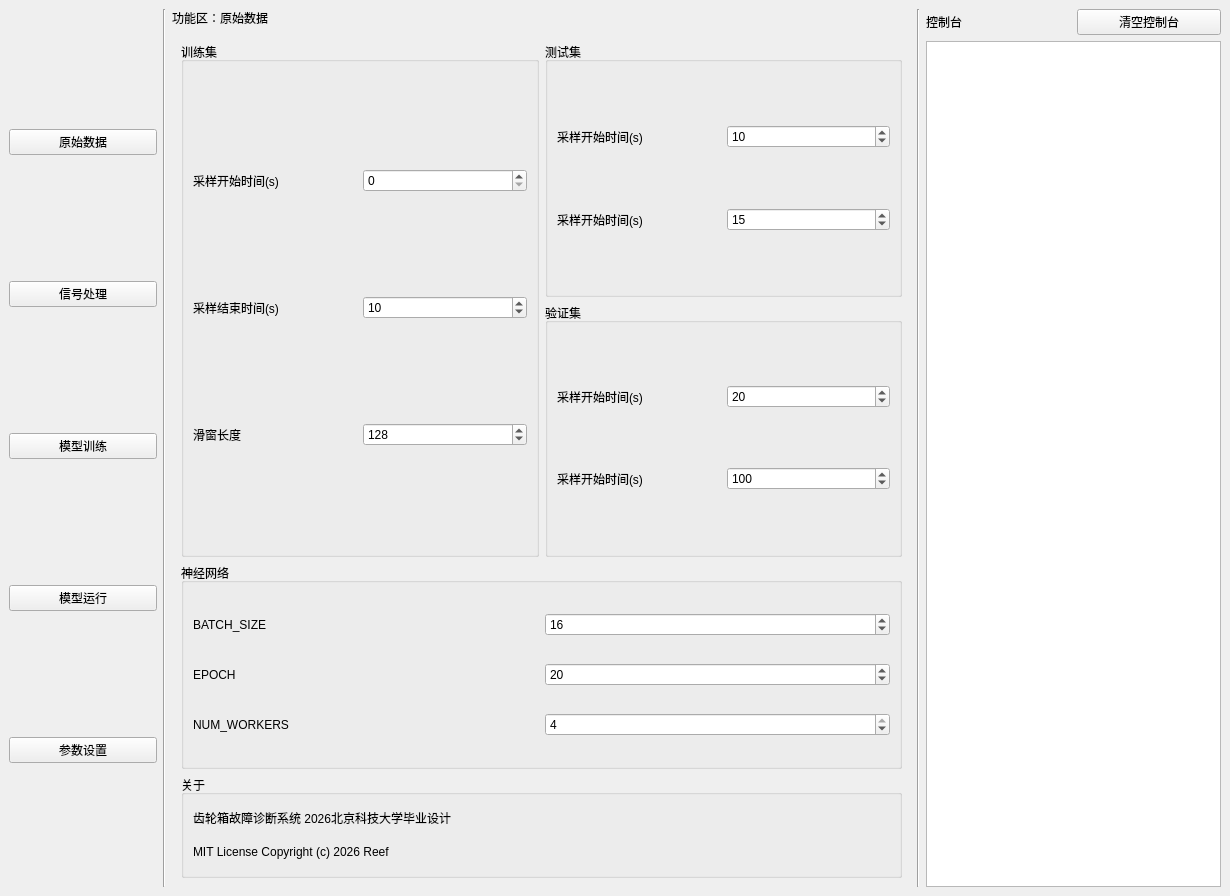
First picture: the form in GUI/main_window.ui, repository industrimatic/Gearbox-Fault-Diagnosis, before the edit.
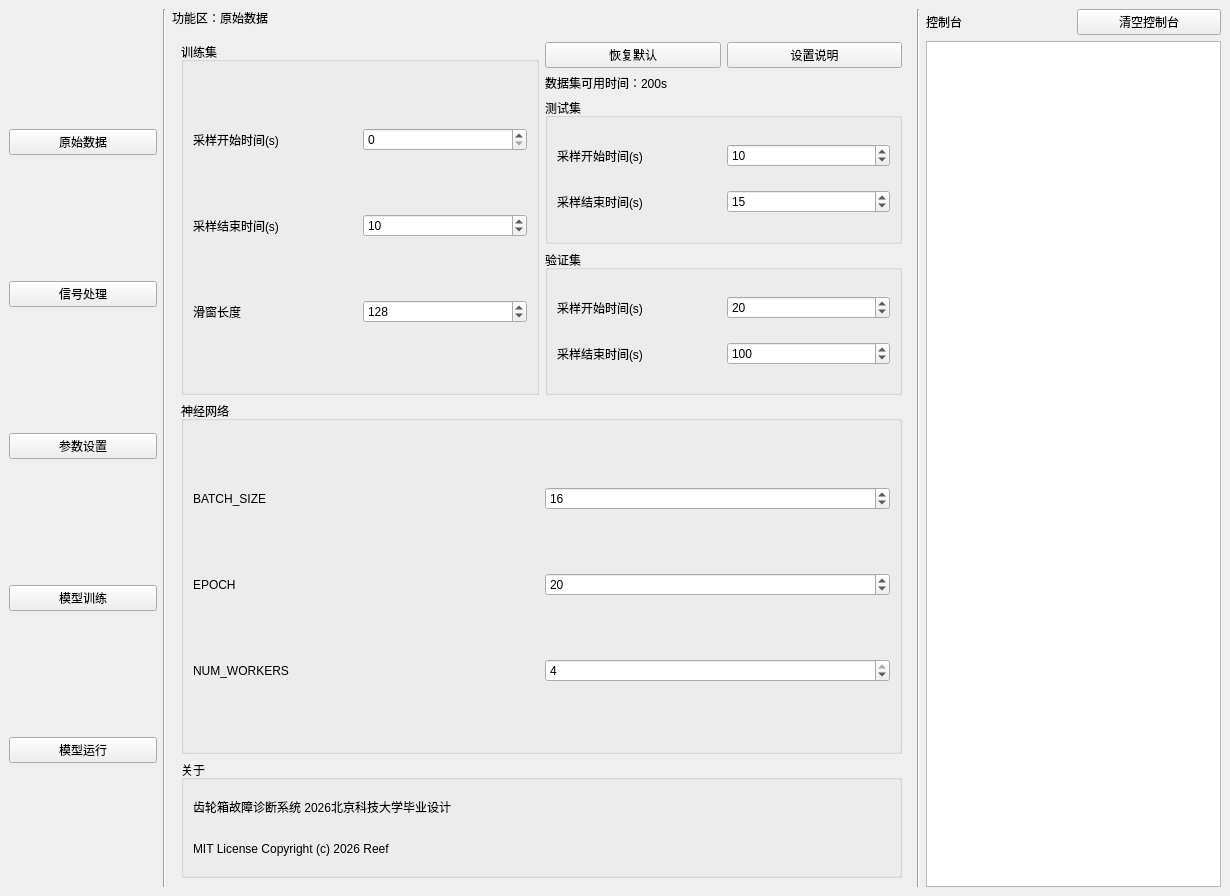
Second picture: the form after the edit. The open tabs and pages were chosen to show the change.

Commit message: feat : 参数页面修改

What changed in the file:
```diff
--- a/GUI/main_window.ui
+++ b/GUI/main_window.ui
@@ -31,6 +31,13 @@
         </property>
        </widget>
       </item>
+      <item>
+       <widget class="QPushButton" name="pushButton_6">
+        <property name="text">
+         <string>参数设置</string>
+        </property>
+       </widget>
+      </item>
       <item>
        <widget class="QPushButton" name="pushButton_3">
         <property name="text">
@@ -45,13 +52,6 @@
         </property>
        </widget>
       </item>
-      <item>
-       <widget class="QPushButton" name="pushButton_6">
-        <property name="text">
-         <string>参数设置</string>
-        </property>
-       </widget>
-      </item>
      </layout>
     </item>
     <item>
@@ -691,15 +691,15 @@
          </layout>
         </widget>
         <widget class="QWidget" name="page_5">
-         <layout class="QVBoxLayout" name="verticalLayout_10" stretch="5,2,1">
+         <layout class="QVBoxLayout" name="verticalLayout_28" stretch="3,3,1">
           <item>
-           <layout class="QHBoxLayout" name="horizontalLayout_7">
+           <layout class="QHBoxLayout" name="horizontalLayout_36" stretch="1,1">
             <item>
              <widget class="QGroupBox" name="groupBox_3">
               <property name="title">
                <string>训练集</string>
               </property>
-              <layout class="QVBoxLayout" name="verticalLayout_11">
+              <layout class="QVBoxLayout" name="verticalLayout_11" stretch="1,1,1">
                <item>
                 <layout class="QHBoxLayout" name="horizontalLayout_8">
                  <item>
@@ -764,6 +764,33 @@
              </widget>
             </item>
             <item>
+             <layout class="QVBoxLayout" name="verticalLayout_10" stretch="1,0,9">
+              <item>
+               <layout class="QHBoxLayout" name="horizontalLayout_7" stretch="1,1">
+                <item>
+                 <widget class="QPushButton" name="pushButton_17">
+                  <property name="text">
+                   <string>恢复默认</string>
+                  </property>
+                 </widget>
+                </item>
+                <item>
+                 <widget class="QPushButton" name="pushButton_18">
+                  <property name="text">
+                   <string>设置说明</string>
+                  </property>
+                 </widget>
+                </item>
+               </layout>
+              </item>
+              <item>
+               <widget class="QLabel" name="label_29">
+                <property name="text">
+                 <string>数据集可用时间：200s</string>
+                </property>
+               </widget>
+              </item>
+              <item>
              <layout class="QVBoxLayout" name="verticalLayout_7">
               <item>
                <widget class="QGroupBox" name="groupBox_6">
@@ -797,7 +824,7 @@
                    <item>
                     <widget class="QLabel" name="label_17">
                      <property name="text">
-                      <string>采样开始时间(s)</string>
+                        <string>采样结束时间(s)</string>
                      </property>
                     </widget>
                    </item>
@@ -848,7 +875,7 @@
                    <item>
                     <widget class="QLabel" name="label_19">
                      <property name="text">
-                      <string>采样开始时间(s)</string>
+                        <string>采样结束时间(s)</string>
                      </property>
                     </widget>
                    </item>
@@ -866,6 +893,8 @@
                  </item>
                 </layout>
                </widget>
+                </item>
+               </layout>
               </item>
              </layout>
             </item>
```
Lines whose indentation alone changed are shown as unchanged. The commit also changes 6 other files.
